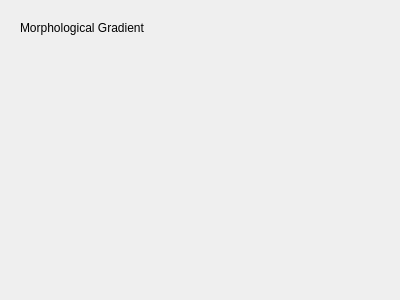
Before: the Qt Designer form morph_tab.ui in SebLeh/IAI, drawn with Qt 5.
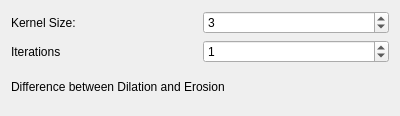
After: the same form once the commit is applied.

Patch:
```diff
--- a/morph_tab.ui
+++ b/morph_tab.ui
@@ -7,25 +7,55 @@
     <x>0</x>
     <y>0</y>
     <width>400</width>
-    <height>300</height>
+    <height>116</height>
    </rect>
   </property>
   <property name="windowTitle">
    <string>Form</string>
   </property>
-  <widget class="QLabel" name="label">
-   <property name="geometry">
-    <rect>
-     <x>20</x>
-     <y>20</y>
-     <width>131</width>
-     <height>16</height>
-    </rect>
-   </property>
-   <property name="text">
-    <string>Morphological Gradient</string>
-   </property>
-  </widget>
+  <layout class="QGridLayout" name="gridLayout">
+   <item row="0" column="0">
+    <widget class="QLabel" name="label">
+     <property name="text">
+      <string>Kernel Size:</string>
+     </property>
+    </widget>
+   </item>
+   <item row="0" column="1">
+    <widget class="QSpinBox" name="size">
+     <property name="minimum">
+      <number>1</number>
+     </property>
+     <property name="singleStep">
+      <number>2</number>
+     </property>
+     <property name="value">
+      <number>3</number>
+     </property>
+    </widget>
+   </item>
+   <item row="1" column="0">
+    <widget class="QLabel" name="label_3">
+     <property name="text">
+      <string>Iterations</string>
+     </property>
+    </widget>
+   </item>
+   <item row="1" column="1">
+    <widget class="QSpinBox" name="iterations">
+     <property name="value">
+      <number>1</number>
+     </property>
+    </widget>
+   </item>
+   <item row="2" column="0" colspan="2">
+    <widget class="QLabel" name="label_2">
+     <property name="text">
+      <string>Difference between Dilation and Erosion</string>
+     </property>
+    </widget>
+   </item>
+  </layout>
  </widget>
  <resources/>
  <connections/>
```
